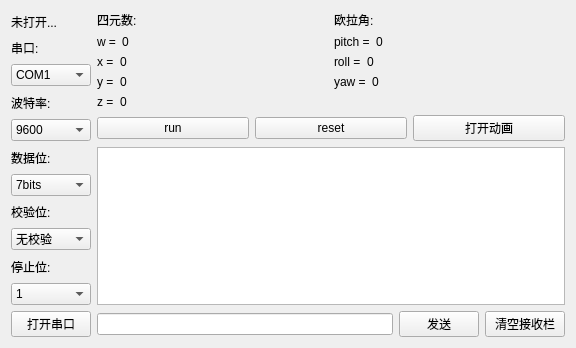
Qt form widget.ui (spacelan/quadcopter-host) before a commit.
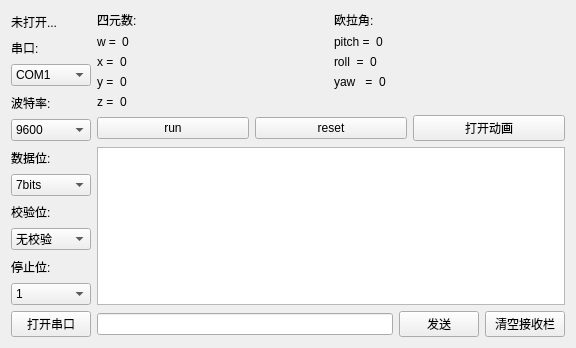
The same form after that commit.

```diff
--- a/widget.ui
+++ b/widget.ui
@@ -309,7 +309,7 @@
            <item row="0" column="0">
             <widget class="QLabel" name="label_roll">
              <property name="text">
-              <string>roll =</string>
+              <string>roll  =</string>
              </property>
             </widget>
            </item>
@@ -327,7 +327,7 @@
            <item row="0" column="0">
             <widget class="QLabel" name="label_yaw">
              <property name="text">
-              <string>yaw =</string>
+              <string>yaw   =</string>
              </property>
             </widget>
            </item>
```
